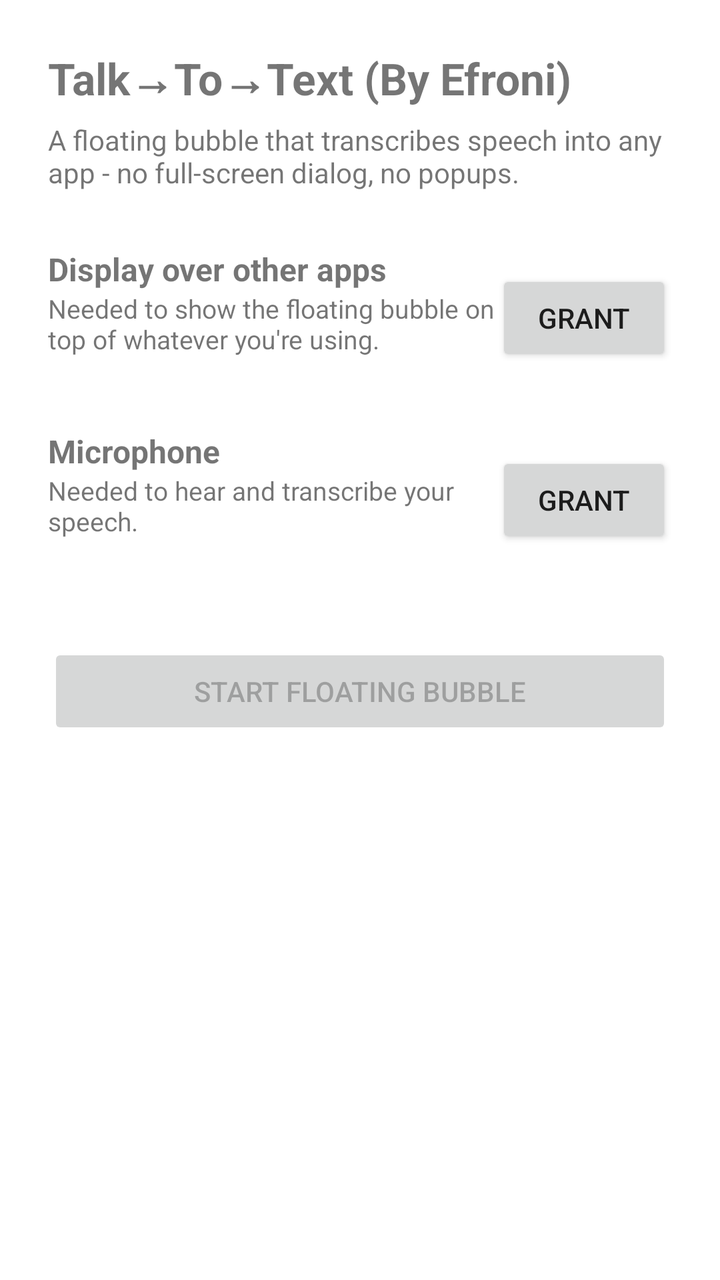
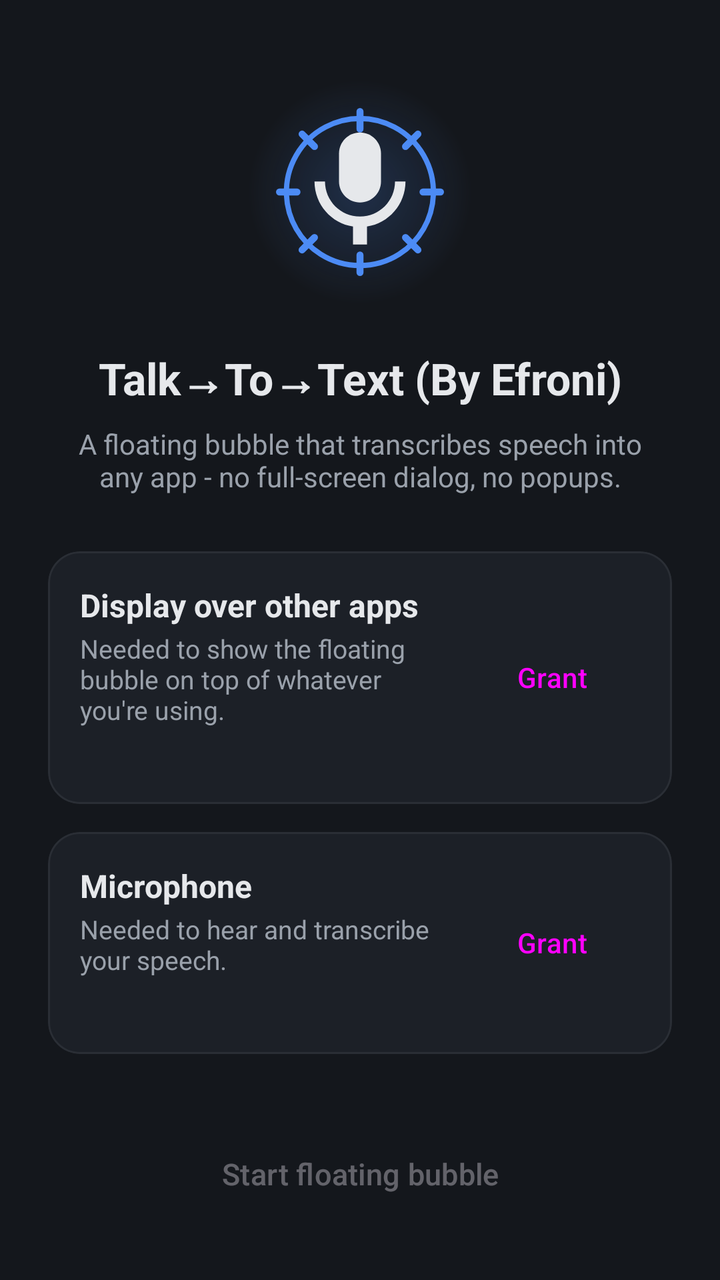

Screens rendered from an Android XML layout before and after an edit, with the pre-edit source and the edit as a unified diff.
<!-- AndroidManifest.xml: application theme Theme.ToTalkToText -->
<!-- res/layout/activity_main.xml -->
<?xml version="1.0" encoding="utf-8"?>
<ScrollView xmlns:android="http://schemas.android.com/apk/res/android"
    android:layout_width="match_parent"
    android:layout_height="match_parent">

    <LinearLayout
        android:layout_width="match_parent"
        android:layout_height="wrap_content"
        android:orientation="vertical"
        android:padding="24dp">

        <TextView
            android:id="@+id/title"
            android:layout_width="wrap_content"
            android:layout_height="wrap_content"
            android:text="@string/onboarding_title"
            android:textSize="22sp"
            android:textStyle="bold" />

        <TextView
            android:id="@+id/subtitle"
            android:layout_width="match_parent"
            android:layout_height="wrap_content"
            android:layout_marginTop="6dp"
            android:text="@string/onboarding_subtitle"
            android:textSize="14sp" />

        
        <LinearLayout
            android:layout_width="match_parent"
            android:layout_height="wrap_content"
            android:orientation="horizontal"
            android:gravity="center_vertical"
            android:layout_marginTop="28dp">

            <LinearLayout
                android:layout_width="0dp"
                android:layout_height="wrap_content"
                android:layout_weight="1"
                android:orientation="vertical">

                <TextView
                    android:id="@+id/overlayTitle"
                    android:layout_width="wrap_content"
                    android:layout_height="wrap_content"
                    android:text="@string/perm_overlay_title"
                    android:textSize="16sp"
                    android:textStyle="bold" />

                <TextView
                    android:id="@+id/overlayDesc"
                    android:layout_width="wrap_content"
                    android:layout_height="wrap_content"
                    android:text="@string/perm_overlay_desc"
                    android:textSize="13sp" />

                <TextView
                    android:id="@+id/overlayStatus"
                    android:layout_width="wrap_content"
                    android:layout_height="wrap_content"
                    android:textSize="12sp"
                    android:textStyle="bold" />
            </LinearLayout>

            <Button
                android:id="@+id/overlayButton"
                android:layout_width="wrap_content"
                android:layout_height="wrap_content"
                android:text="@string/perm_overlay_action" />
        </LinearLayout>

        
        <LinearLayout
            android:layout_width="match_parent"
            android:layout_height="wrap_content"
            android:orientation="horizontal"
            android:gravity="center_vertical"
            android:layout_marginTop="20dp">

            <LinearLayout
                android:layout_width="0dp"
                android:layout_height="wrap_content"
                android:layout_weight="1"
                android:orientation="vertical">

                <TextView
                    android:id="@+id/micTitle"
                    android:layout_width="wrap_content"
                    android:layout_height="wrap_content"
                    android:text="@string/perm_mic_title"
                    android:textSize="16sp"
                    android:textStyle="bold" />

                <TextView
                    android:id="@+id/micDesc"
                    android:layout_width="wrap_content"
                    android:layout_height="wrap_content"
                    android:text="@string/perm_mic_desc"
                    android:textSize="13sp" />

                <TextView
                    android:id="@+id/micStatus"
                    android:layout_width="wrap_content"
                    android:layout_height="wrap_content"
                    android:textSize="12sp"
                    android:textStyle="bold" />
            </LinearLayout>

            <Button
                android:id="@+id/micButton"
                android:layout_width="wrap_content"
                android:layout_height="wrap_content"
                android:text="@string/perm_mic_action" />
        </LinearLayout>

        <Button
            android:id="@+id/startBubbleButton"
            android:layout_width="match_parent"
            android:layout_height="wrap_content"
            android:layout_marginTop="36dp"
            android:text="@string/start_bubble_button"
            android:enabled="false" />

    </LinearLayout>
</ScrollView>
<!-- resources referenced by this layout -->
<resources>
  <string name="onboarding_subtitle">A floating bubble that transcribes speech into any app - no full-screen dialog, no popups.</string>
  <string name="onboarding_title">Talk→To→Text (By Efroni)</string>
  <string name="perm_mic_action">Grant</string>
  <string name="perm_mic_desc">Needed to hear and transcribe your speech.</string>
  <string name="perm_mic_title">Microphone</string>
  <string name="perm_overlay_action">Grant</string>
  <string name="perm_overlay_desc">Needed to show the floating bubble on top of whatever you\'re using.</string>
  <string name="perm_overlay_title">Display over other apps</string>
  <string name="start_bubble_button">Start floating bubble</string>
  <style name="Theme.ToTalkToText" parent="Theme.MaterialComponents.DayNight.DarkActionBar" />
</resources>

<!-- the commit's change to res/layout/activity_main.xml (unified diff, before → after) -->
@@ -1,7 +1,10 @@
 <?xml version="1.0" encoding="utf-8"?>
 <ScrollView xmlns:android="http://schemas.android.com/apk/res/android"
+    xmlns:app="http://schemas.android.com/apk/res-auto"
     android:layout_width="match_parent"
-    android:layout_height="match_parent">
+    android:layout_height="match_parent"
+    android:background="@color/ttt_surface"
+    android:fillViewport="true">
 
     <LinearLayout
         android:layout_width="match_parent"
@@ -9,116 +12,175 @@
         android:orientation="vertical"
         android:padding="24dp">
 
+        <FrameLayout
+            android:layout_width="120dp"
+            android:layout_height="120dp"
+            android:layout_marginTop="12dp"
+            android:layout_gravity="center_horizontal"
+            android:background="@drawable/brand_logo_bg">
+
+            <ImageView
+                android:layout_width="84dp"
+                android:layout_height="84dp"
+                android:layout_gravity="center"
+                android:src="@drawable/ic_brand_logo"
+                android:contentDescription="@string/app_name_full" />
+        </FrameLayout>
+
         <TextView
-            android:id="@+id/title"
-            android:layout_width="wrap_content"
+            android:layout_width="match_parent"
             android:layout_height="wrap_content"
+            android:layout_marginTop="18dp"
+            android:gravity="center"
             android:text="@string/onboarding_title"
+            android:textColor="@color/ttt_text_primary"
             android:textSize="22sp"
             android:textStyle="bold" />
 
         <TextView
-            android:id="@+id/subtitle"
             android:layout_width="match_parent"
             android:layout_height="wrap_content"
-            android:layout_marginTop="6dp"
+            android:layout_marginTop="8dp"
+            android:gravity="center"
+            android:paddingStart="12dp"
+            android:paddingEnd="12dp"
             android:text="@string/onboarding_subtitle"
+            android:textColor="@color/ttt_text_muted"
             android:textSize="14sp" />
 
         
-        <LinearLayout
+        <com.google.android.material.card.MaterialCardView
             android:layout_width="match_parent"
             android:layout_height="wrap_content"
-            android:orientation="horizontal"
-            android:gravity="center_vertical"
-            android:layout_marginTop="28dp">
+            android:layout_marginTop="28dp"
+            app:cardBackgroundColor="@color/ttt_card"
+            app:cardCornerRadius="16dp"
+            app:cardElevation="0dp"
+            app:strokeColor="@color/ttt_surface_border"
+            app:strokeWidth="1dp">
 
             <LinearLayout
-                android:layout_width="0dp"
+                android:layout_width="match_parent"
                 android:layout_height="wrap_content"
-                android:layout_weight="1"
-                android:orientation="vertical">
+                android:orientation="horizontal"
+                android:gravity="center_vertical"
+                android:padding="16dp">
 
-                <TextView
-                    android:id="@+id/overlayTitle"
+                <LinearLayout
+                    android:layout_width="0dp"
+                    android:layout_height="wrap_content"
+                    android:layout_weight="1"
+                    android:orientation="vertical">
+
+                    <TextView
+                        android:id="@+id/overlayTitle"
+                        android:layout_width="wrap_content"
+                        android:layout_height="wrap_content"
+                        android:text="@string/perm_overlay_title"
+                        android:textColor="@color/ttt_text_primary"
+                        android:textSize="16sp"
+                        android:textStyle="bold" />
+
+                    <TextView
+                        android:id="@+id/overlayDesc"
+                        android:layout_width="wrap_content"
+                        android:layout_height="wrap_content"
+                        android:layout_marginTop="2dp"
+                        android:text="@string/perm_overlay_desc"
+                        android:textColor="@color/ttt_text_muted"
+                        android:textSize="13sp" />
+
+                    <TextView
+                        android:id="@+id/overlayStatus"
+                        android:layout_width="wrap_content"
+                        android:layout_height="wrap_content"
+                        android:layout_marginTop="6dp"
+                        android:textColor="@color/ttt_success"
+                        android:textSize="12sp"
+                        android:textStyle="bold" />
+                </LinearLayout>
+
+                <Button
+                    android:id="@+id/overlayButton"
+                    style="@style/Widget.Material3.Button.TonalButton"
                     android:layout_width="wrap_content"
                     android:layout_height="wrap_content"
-                    android:text="@string/perm_overlay_title"
-                    android:textSize="16sp"
-                    android:textStyle="bold" />
+                    android:layout_marginStart="12dp"
+                    android:text="@string/perm_overlay_action" />
+            </LinearLayout>
+        </com.google.android.material.card.MaterialCardView>
 
-                <TextView
-                    android:id="@+id/overlayDesc"
+        
+        <com.google.android.material.card.MaterialCardView
+            android:layout_width="match_parent"
+            android:layout_height="wrap_content"
+            android:layout_marginTop="14dp"
+            app:cardBackgroundColor="@color/ttt_card"
+            app:cardCornerRadius="16dp"
+            app:cardElevation="0dp"
+            app:strokeColor="@color/ttt_surface_border"
+            app:strokeWidth="1dp">
+
+            <LinearLayout
+                android:layout_width="match_parent"
+                android:layout_height="wrap_content"
+                android:orientation="horizontal"
+                android:gravity="center_vertical"
+                android:padding="16dp">
+
+                <LinearLayout
+                    android:layout_width="0dp"
+                    android:layout_height="wrap_content"
+                    android:layout_weight="1"
+                    android:orientation="vertical">
+
+                    <TextView
+                        android:id="@+id/micTitle"
+                        android:layout_width="wrap_content"
+                        android:layout_height="wrap_content"
+                        android:text="@string/perm_mic_title"
+                        android:textColor="@color/ttt_text_primary"
+                        android:textSize="16sp"
+                        android:textStyle="bold" />
+
+                    <TextView
+                        android:id="@+id/micDesc"
+                        android:layout_width="wrap_content"
+                        android:layout_height="wrap_content"
+                        android:layout_marginTop="2dp"
+                        android:text="@string/perm_mic_desc"
+                        android:textColor="@color/ttt_text_muted"
+                        android:textSize="13sp" />
+
+                    <TextView
+                        android:id="@+id/micStatus"
+                        android:layout_width="wrap_content"
+                        android:layout_height="wrap_content"
+                        android:layout_marginTop="6dp"
+                        android:textColor="@color/ttt_success"
+                        android:textSize="12sp"
+                        android:textStyle="bold" />
+                </LinearLayout>
+
+                <Button
+                    android:id="@+id/micButton"
+                    style="@style/Widget.Material3.Button.TonalButton"
                     android:layout_width="wrap_content"
                     android:layout_height="wrap_content"
-                    android:text="@string/perm_overlay_desc"
-                    android:textSize="13sp" />
-
-                <TextView
-                    android:id="@+id/overlayStatus"
-                    android:layout_width="wrap_content"
-                    android:layout_height="wrap_content"
-                    android:textSize="12sp"
-                    android:textStyle="bold" />
+                    android:layout_marginStart="12dp"
+                    android:text="@string/perm_mic_action" />
             </LinearLayout>
-
-            <Button
-                android:id="@+id/overlayButton"
-                android:layout_width="wrap_content"
-                android:layout_height="wrap_content"
-                android:text="@string/perm_overlay_action" />
-        </LinearLayout>
-
-        
-        <LinearLayout
-            android:layout_width="match_parent"
-            android:layout_height="wrap_content"
-            android:orientation="horizontal"
-            android:gravity="center_vertical"
-            android:layout_marginTop="20dp">
-
-            <LinearLayout
-                android:layout_width="0dp"
-                android:layout_height="wrap_content"
-                android:layout_weight="1"
-                android:orientation="vertical">
-
-                <TextView
-                    android:id="@+id/micTitle"
-                    android:layout_width="wrap_content"
-                    android:layout_height="wrap_content"
-                    android:text="@string/perm_mic_title"
-                    android:textSize="16sp"
-                    android:textStyle="bold" />
-
-                <TextView
-                    android:id="@+id/micDesc"
-                    android:layout_width="wrap_content"
-                    android:layout_height="wrap_content"
-                    android:text="@string/perm_mic_desc"
-                    android:textSize="13sp" />
-
-                <TextView
-                    android:id="@+id/micStatus"
-                    android:layout_width="wrap_content"
-                    android:layout_height="wrap_content"
-                    android:textSize="12sp"
-                    android:textStyle="bold" />
-            </LinearLayout>
-
-            <Button
-                android:id="@+id/micButton"
-                android:layout_width="wrap_content"
-                android:layout_height="wrap_content"
-                android:text="@string/perm_mic_action" />
-        </LinearLayout>
+        </com.google.android.material.card.MaterialCardView>
 
         <Button
             android:id="@+id/startBubbleButton"
+            style="@style/Widget.Material3.Button"
             android:layout_width="match_parent"
-            android:layout_height="wrap_content"
-            android:layout_marginTop="36dp"
+            android:layout_height="56dp"
+            android:layout_marginTop="32dp"
+            android:backgroundTint="@color/ttt_accent"
             android:text="@string/start_bubble_button"
+            android:textSize="15sp"
             android:enabled="false" />
 
     </LinearLayout>
<!-- resource entries referenced after the edit -->
@@ -1,5 +1,51 @@
 <!-- resources referenced by this layout -->
 <resources>
+  <color name="ttt_accent">#4C8BF5</color>
+  <color name="ttt_card">#1C2027</color>
+  <color name="ttt_success">#2FB170</color>
+  <color name="ttt_surface">#14171C</color>
+  <color name="ttt_surface_border">#2A2E35</color>
+  <color name="ttt_text_muted">#9AA1AB</color>
+  <color name="ttt_text_primary">#E6E8EB</color>
+  <!-- drawable brand_logo_bg (drawable) -->
+  <?xml version="1.0" encoding="utf-8"?>
+  <shape xmlns:android="http://schemas.android.com/apk/res/android" android:shape="oval">
+      <gradient
+          android:type="radial"
+          android:gradientRadius="56dp"
+          android:startColor="#334C8BF5"
+          android:centerColor="#1A4C8BF5"
+          android:endColor="#004C8BF5" />
+  </shape>
+  <!-- drawable ic_brand_logo (drawable) -->
+  <?xml version="1.0" encoding="utf-8"?>
+  <vector xmlns:android="http://schemas.android.com/apk/res/android"
+      android:width="96dp"
+      android:height="96dp"
+      android:viewportWidth="96"
+      android:viewportHeight="96">
+      
+      <path
+          android:pathData="M48,6 A42,42 0 1 1 47.9,6"
+          android:strokeColor="#4C8BF5"
+          android:strokeWidth="3"
+          android:strokeLineCap="round"
+          android:fillColor="#00000000" />
+      
+      <path
+          android:pathData="M48,2v10 M48,84v10 M2,48h10 M84,48h10 M14.9,14.9l7.1,7.1 M74,74l7.1,7.1 M14.9,81.1l7.1,-7.1 M74,22l7.1,-7.1"
+          android:strokeColor="#4C8BF5"
+          android:strokeWidth="4"
+          android:strokeLineCap="round" />
+      
+      <path
+          android:pathData="M48,54c6.63,0 12,-5.37 12,-12V26c0,-6.63 -5.37,-12 -12,-12s-12,5.37 -12,12v16C36,48.63 41.37,54 48,54z"
+          android:fillColor="#E6E8EB" />
+      <path
+          android:pathData="M68,42c0,11.05 -8.95,20 -20,20s-20,-8.95 -20,-20h-6c0,13.08 9.66,23.89 22,25.72V78h8V67.72C64.34,65.89 74,55.08 74,42H68z"
+          android:fillColor="#E6E8EB" />
+  </vector>
+  <string name="app_name_full">Talk→To→Text (By Efroni)</string>
   <string name="onboarding_subtitle">A floating bubble that transcribes speech into any app - no full-screen dialog, no popups.</string>
   <string name="onboarding_title">Talk→To→Text (By Efroni)</string>
   <string name="perm_mic_action">Grant</string>
@@ -9,6 +55,12 @@
   <string name="perm_overlay_desc">Needed to show the floating bubble on top of whatever you\'re using.</string>
   <string name="perm_overlay_title">Display over other apps</string>
   <string name="start_bubble_button">Start floating bubble</string>
-  <style name="Theme.ToTalkToText" parent="Theme.MaterialComponents.DayNight.DarkActionBar" />
+  <style name="Theme.ToTalkToText" parent="Theme.Material3.Dark.NoActionBar">
+          <item name="colorPrimary">@color/ttt_accent</item>
+          <item name="colorSecondary">@color/ttt_accent</item>
+          <item name="android:windowBackground">@color/ttt_surface</item>
+          <item name="android:statusBarColor">@color/ttt_surface</item>
+          <item name="android:navigationBarColor">@color/ttt_surface</item>
+      </style>
 </resources>
 
